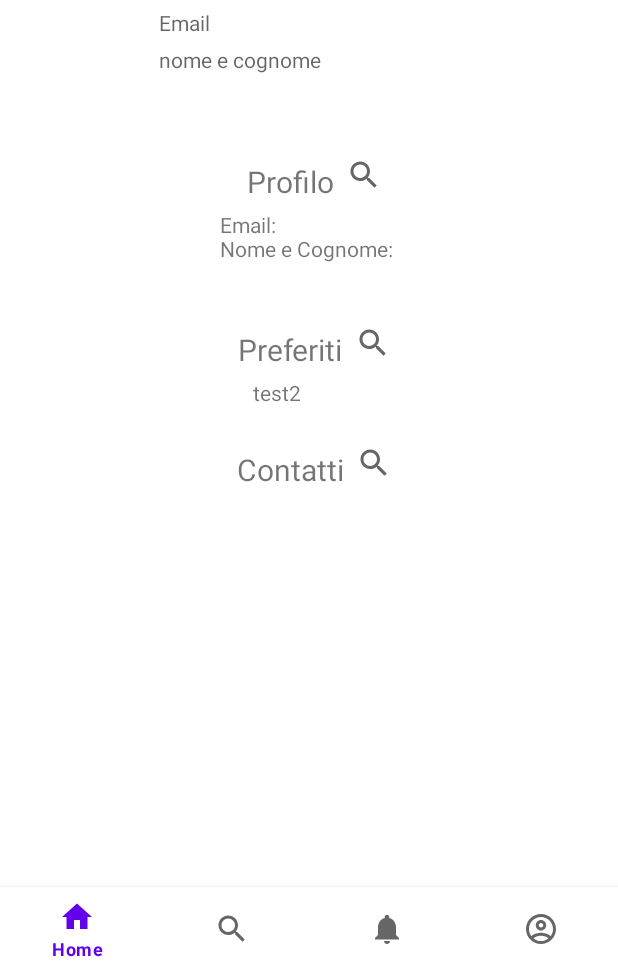
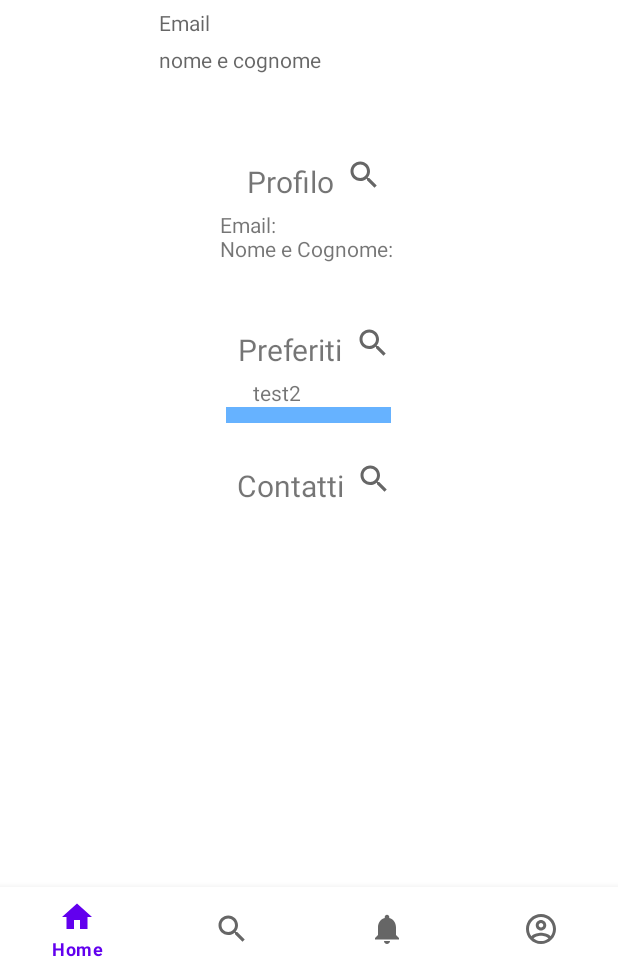
Before and after one commit to SteTrotto/GrandTour, an Android app: the UserLogUtente screen opened through its navigation route, after a tap on an icon or button, on a phone screen of 412 x 824 dp, the part 265-1236 px from its top. Run offline under Robolectric (Android 15) with nearby library versions, the phone set to English and light mode, and no system bars; our stand-ins replace Firebase (no records; nobody signed in at launch, a user with empty details on screens opened directly), navigation-ui; 1 other tap on this screen came first.

Commit message:
aggiunta realtime db

```diff
--- a/app/src/main/java/com/example/grandtour/ui/user/UserLogUtente.java
+++ b/app/src/main/java/com/example/grandtour/ui/user/UserLogUtente.java
@@ -2,6 +2,7 @@ package com.example.grandtour.ui.user;
 
 
 import android.os.Bundle;
+import android.util.Log;
 import android.view.LayoutInflater;
 import android.view.View;
 import android.view.ViewGroup;
@@ -13,11 +14,18 @@ import androidx.annotation.Nullable;
 import androidx.fragment.app.Fragment;
 import androidx.lifecycle.Observer;
 import androidx.lifecycle.ViewModelProvider;
+import androidx.recyclerview.widget.RecyclerView;
 
 import com.example.grandtour.R;
+import com.example.grandtour.Viaggio;
+import com.example.grandtour.adapter.ViaggiRecyclerViewAdapter;
 import com.example.grandtour.databinding.FragmentUserLogBinding;
+import com.example.grandtour.databinding.FragmentVisualizzaRecensioneBinding;
+import com.example.grandtour.ui.ricerca_visualizza.Ricerca_VisualizzaFragment;
 import com.example.grandtour.ui.visualizza_recensioni.FirebaseDatabaseHelper;
 import com.example.grandtour.ui.visualizza_recensioni.Recensione;
+import com.example.grandtour.ui.visualizza_recensioni.RecycleView_Config;
+import com.example.grandtour.ui.visualizza_recensioni.SpacingitemDecorator;
 import com.google.firebase.auth.FirebaseAuth;
 import com.google.firebase.auth.FirebaseUser;
 import com.google.firebase.database.DataSnapshot;
@@ -43,43 +51,19 @@ public class UserLogUtente extends Fragment {
         void DataIsDeleted();
     }
 
+
+
     public UserLogUtente() {
         //colleghamo il database
         FirebaseDatabase database= FirebaseDatabase.getInstance("https://grandtour-42d4d-default-rtdb.europe-west1.firebasedatabase.app/");
         myRef=database.getReference().child("Recensioni");
     }
 
-    public void readRecensioni(final FirebaseDatabaseHelper.DataStatus dataStatus){
-
-        myRef.addValueEventListener(new ValueEventListener() {
-            @Override
-            public void onDataChange(@NonNull DataSnapshot snapshot) {
-                recensioni.clear(); //pulisco le recensioni da qualsiasi dato
-                List<String> keys = new ArrayList<>();//serve per conservare tutte le chiavi delle recensioni
-                for (DataSnapshot keyNode : snapshot.getChildren()) //conterrà chiave e valore di uno specifico nodo
-                {
-                    keys.add(keyNode.getKey());//prendo la chiave del nodo e la salvo nella lista di tutte le chiavi
-                    Recensione recensione=keyNode.getValue(Recensione.class); //creo un oggetto recensine con i campi presi dal database
-                    recensioni.add(recensione);
-                }
-                dataStatus.DataIsLoaded(recensioni, keys);
-
-            }
-
-            @Override
-            public void onCancelled(@NonNull DatabaseError error) {
-
-
-
-            }
-        });
-
-    }
-
 
     private UserViewModel UserViewModel;
     private FragmentUserLogBinding binding;
 
+    private RecycleView_Config.RecensioniAdapter adapter;
     private TextView profilo;
     private TextView preferiti;
     private TextView contatti;
@@ -87,8 +71,11 @@ public class UserLogUtente extends Fragment {
     private ImageButton button_preferiti;
     private ImageButton button_contatti;
 
+    private RecyclerView mRecyclerView;
+
 
     private FirebaseAuth mAuth;
+            FirebaseUser user;
     private final String TAG = "HOME";
 
     final private String TAG_S = "USER";
@@ -127,10 +114,9 @@ public class UserLogUtente extends Fragment {
         nome_cognome = root.findViewById(R.id.nome_cognome);
         Data = root.findViewById(R.id.DataNascita);
 
+        mAuth = FirebaseAuth.getInstance();
 
-        mAuth = FirebaseAuth.getInstance();
-        FirebaseUser user =  mAuth.getCurrentUser();
-
+         user =  mAuth.getCurrentUser();
         email.setText(user.getEmail());
         nome_cognome.setText(user.getDisplayName());
 
@@ -139,6 +125,14 @@ public class UserLogUtente extends Fragment {
                 //+"Data di nascita: "+ Data.getText());
         contatti.setText("Email: GrandTour@gmail.com"+"\n"
                 +"Numero di Telefono: 0002 98 54");
+
+        //lista di recensioni
+        mRecyclerView= (RecyclerView) root.findViewById(R.id.lista);
+        //gioco di spazi tra le recensioni
+        SpacingitemDecorator itemDecorator = new SpacingitemDecorator(10);
+//        mRecyclerView.addItemDecoration(itemDecorator);
+
+        readRecensioni();
 
         button_profilo.setOnClickListener(new View.OnClickListener()
         {
@@ -159,9 +153,12 @@ public class UserLogUtente extends Fragment {
             public void onClick(View v) {
                 if (preferiti.getVisibility() == View.GONE) {
                     preferiti.setVisibility(View.VISIBLE);
+                    mRecyclerView.setVisibility(View.VISIBLE);
+
                 }
                 else
-                    preferiti.setVisibility(View.GONE);
+                {    preferiti.setVisibility(View.GONE);
+                mRecyclerView.setVisibility(View.GONE);}
             }
         });
 
@@ -187,4 +184,63 @@ public class UserLogUtente extends Fragment {
         super.onDestroyView();
         binding = null;
     }
+
+    public void readRecensioni(){
+/*
+        myRef.addValueEventListener(new ValueEventListener() {
+            @Override
+            public void onDataChange(@NonNull DataSnapshot snapshot) {
+                recensioni.clear(); //pulisco le recensioni da qualsiasi dato
+                List<String> keys = new ArrayList<>();//serve per conservare tutte le chiavi delle recensioni
+                for (DataSnapshot keyNode : snapshot.getChildren()) //conterrà chiave e valore di uno specifico nodo
+                {
+
+                    Recensione recensione = keyNode.getValue(Recensione.class); //creo un oggetto recensine con i campi presi dal database
+
+                    if (recensione.getId_Utente().equals(user.getUid())) {
+                        keys.add(keyNode.getKey());//prendo la chiave del nodo e la salvo nella lista di tutte le chiavi
+                        recensioni.add(recensione);
+                        Log.e("test 1", recensione.getId_Utente());
+                    }
+
+                }
+                //dataStatus.DataIsLoaded(recensioni, keys);
+                adapter = new RecycleView_Config.RecensioniAdapter(recensioni, keys);
+
+                adapter.onBindViewHolder();
+                adapter.onCreateViewHolder();
+
+                mRecyclerView.setAdapter(adapter);
+
+            }
+            @Override
+            public void onCancelled(@NonNull DatabaseError error) {
+
+
+
+            }
+
+        });**/
+        new FirebaseDatabaseHelper().readRecensioniUtenete(new FirebaseDatabaseHelper.DataStatus() {
+            @Override
+            public void DataIsLoaded(List<Recensione> recensioni, List<String> keys) {
+                new RecycleView_Config().setConfig(mRecyclerView, getActivity(), recensioni, keys );
+            }
+
+            @Override
+            public void DataIsInserted() {
+
+            }
+
+            @Override
+            public void DataIsUpdated() {
+
+            }
+
+            @Override
+            public void DataIsDeleted() {
+
+            }
+        });
 }
+}
--- a/app/src/main/java/com/example/grandtour/ui/visualizza_recensioni/FirebaseDatabaseHelper.java
+++ b/app/src/main/java/com/example/grandtour/ui/visualizza_recensioni/FirebaseDatabaseHelper.java
@@ -5,6 +5,8 @@ import android.util.Log;
 import androidx.annotation.NonNull;
 
 import com.example.grandtour.ui.ricerca_visualizza.Ricerca_VisualizzaFragment;
+import com.google.firebase.auth.FirebaseAuth;
+import com.google.firebase.auth.FirebaseUser;
 import com.google.firebase.database.DataSnapshot;
 import com.google.firebase.database.DatabaseError;
 import com.google.firebase.database.DatabaseReference;
@@ -17,15 +19,18 @@ import java.util.List;
 public class FirebaseDatabaseHelper {
 
     //colleghamo il database
-  //  FirebaseDatabase database= FirebaseDatabase.getInstance("https://grandtour-42d4d-default-rtdb.europe-west1.firebasedatabase.app/");
+    //  FirebaseDatabase database= FirebaseDatabase.getInstance("https://grandtour-42d4d-default-rtdb.europe-west1.firebasedatabase.app/");
     private DatabaseReference myRef;
 
     private List<Recensione> recensioni = new ArrayList<>();
 
-    public interface DataStatus{
+    public interface DataStatus {
         void DataIsLoaded(List<Recensione> recensioni, List<String> keys);
+
         void DataIsInserted();
+
         void DataIsUpdated();
+
         void DataIsDeleted();
     }
 
@@ -33,11 +38,14 @@ public class FirebaseDatabaseHelper {
     //primo
     public FirebaseDatabaseHelper() {
         //colleghamo il database
-        FirebaseDatabase database= FirebaseDatabase.getInstance("https://grandtour-42d4d-default-rtdb.europe-west1.firebasedatabase.app/");
-        myRef=database.getReference().child("Recensioni");
+        FirebaseDatabase database = FirebaseDatabase.getInstance("https://grandtour-42d4d-default-rtdb.europe-west1.firebasedatabase.app/");
+        myRef = database.getReference().child("Recensioni");
     }
+    private FirebaseAuth mAuth;
+    FirebaseUser user;
 
-    public void readRecensioni(final DataStatus dataStatus){
+
+    public void readRecensioni(final DataStatus dataStatus) {
 
         myRef.addValueEventListener(new ValueEventListener() {
             @Override
@@ -47,11 +55,10 @@ public class FirebaseDatabaseHelper {
                 for (DataSnapshot keyNode : snapshot.getChildren()) //conterrà chiave e valore di uno specifico nodo
                 {
 
-                    Recensione recensione=keyNode.getValue(Recensione.class); //creo un oggetto recensine con i campi presi dal database
+                    Recensione recensione = keyNode.getValue(Recensione.class); //creo un oggetto recensine con i campi presi dal database
 
-                    if(recensione.getIdViaggio().equals(Ricerca_VisualizzaFragment.getViaggio()) &&
-                        recensione.getRegione().equals(Ricerca_VisualizzaFragment.getRegione()))
-                    {
+                    if (recensione.getIdViaggio().equals(Ricerca_VisualizzaFragment.getViaggio()) &&
+                            recensione.getRegione().equals(Ricerca_VisualizzaFragment.getRegione())) {
                         keys.add(keyNode.getKey());//prendo la chiave del nodo e la salvo nella lista di tutte le chiavi
                         recensioni.add(recensione);
                     }
@@ -65,11 +72,43 @@ public class FirebaseDatabaseHelper {
             public void onCancelled(@NonNull DatabaseError error) {
 
 
+            }
+        });
+
+
+    }
+
+    public void readRecensioniUtenete(final DataStatus dataStatus) {
+
+        myRef.addValueEventListener(new ValueEventListener() {
+            @Override
+            public void onDataChange(@NonNull DataSnapshot snapshot) {
+                mAuth = FirebaseAuth.getInstance();
+                user =  mAuth.getCurrentUser();
+                recensioni.clear(); //pulisco le recensioni da qualsiasi dato
+                List<String> keys = new ArrayList<>();//serve per conservare tutte le chiavi delle recensioni
+                for (DataSnapshot keyNode : snapshot.getChildren()) //conterrà chiave e valore di uno specifico nodo
+                {
+
+                    Recensione recensione = keyNode.getValue(Recensione.class); //creo un oggetto recensine con i campi presi dal database
+
+                    if (user.getUid().equals(recensione.getId_Utente())) {
+                        keys.add(keyNode.getKey());//prendo la chiave del nodo e la salvo nella lista di tutte le chiavi
+                        recensioni.add(recensione);
+                    }
+
+                }
+                dataStatus.DataIsLoaded(recensioni, keys);
+
+            }
+
+            @Override
+            public void onCancelled(@NonNull DatabaseError error) {
+
 
             }
         });
 
+
     }
-
-
 }
--- a/app/src/main/java/com/example/grandtour/ui/visualizza_recensioni/RecycleView_Config.java
+++ b/app/src/main/java/com/example/grandtour/ui/visualizza_recensioni/RecycleView_Config.java
@@ -15,8 +15,9 @@ import com.example.grandtour.R;
 import java.util.List;
 
 public class RecycleView_Config {
-    private Context mContext;
+    private static Context mContext;
     private RecensioniAdapter mRecensioniAdapter;
+
 
     public void setConfig (RecyclerView recyclerView, Context context, List<Recensione> recensioni, List<String> keys ){
         mContext =context;
@@ -25,7 +26,7 @@ public class RecycleView_Config {
         recyclerView.setAdapter(mRecensioniAdapter);
     }
 
-    class RecensioniItemView extends RecyclerView.ViewHolder {
+    static class RecensioniItemView extends RecyclerView.ViewHolder {
 
         private TextView mTitle;
         private RatingBar mRating;
@@ -57,7 +58,7 @@ public class RecycleView_Config {
         }
 
      }
-    class RecensioniAdapter extends RecyclerView.Adapter<RecensioniItemView>{
+    public static class RecensioniAdapter extends RecyclerView.Adapter<RecensioniItemView>{
         private List<Recensione> mRecensineList;
         private List<String> mKeys;
 
--- a/app/src/main/java/com/example/grandtour/ui/visualizza_recensioni/Visualizza_Recensioni_Fragment.java
+++ b/app/src/main/java/com/example/grandtour/ui/visualizza_recensioni/Visualizza_Recensioni_Fragment.java
@@ -30,7 +30,7 @@ import com.google.firebase.database.DatabaseError;
 import com.google.firebase.database.DatabaseReference;
 import com.google.firebase.database.FirebaseDatabase;
 import com.google.firebase.database.ValueEventListener;
-import com.yqritc.recyclerviewflexibledivider.HorizontalDividerItemDecoration;
+//import com.yqritc.recyclerviewflexibledivider.HorizontalDividerItemDecoration;
 
 import org.w3c.dom.Text;
 
--- a/app/src/main/res/layout/fragment_user_log.xml
+++ b/app/src/main/res/layout/fragment_user_log.xml
@@ -165,9 +165,18 @@
             android:layout_marginTop="5dp"
             android:visibility="gone"
             android:text="test2">
-
         </TextView>
 
+
+        <androidx.recyclerview.widget.RecyclerView
+            android:id="@+id/lista"
+            android:layout_width="match_parent"
+            android:layout_height="wrap_content"
+            android:background="#66B2FF"
+            android:orientation="vertical"
+            android:padding="5dp"
+            android:visibility="gone"
+            />
 
     </LinearLayout>
 
```
